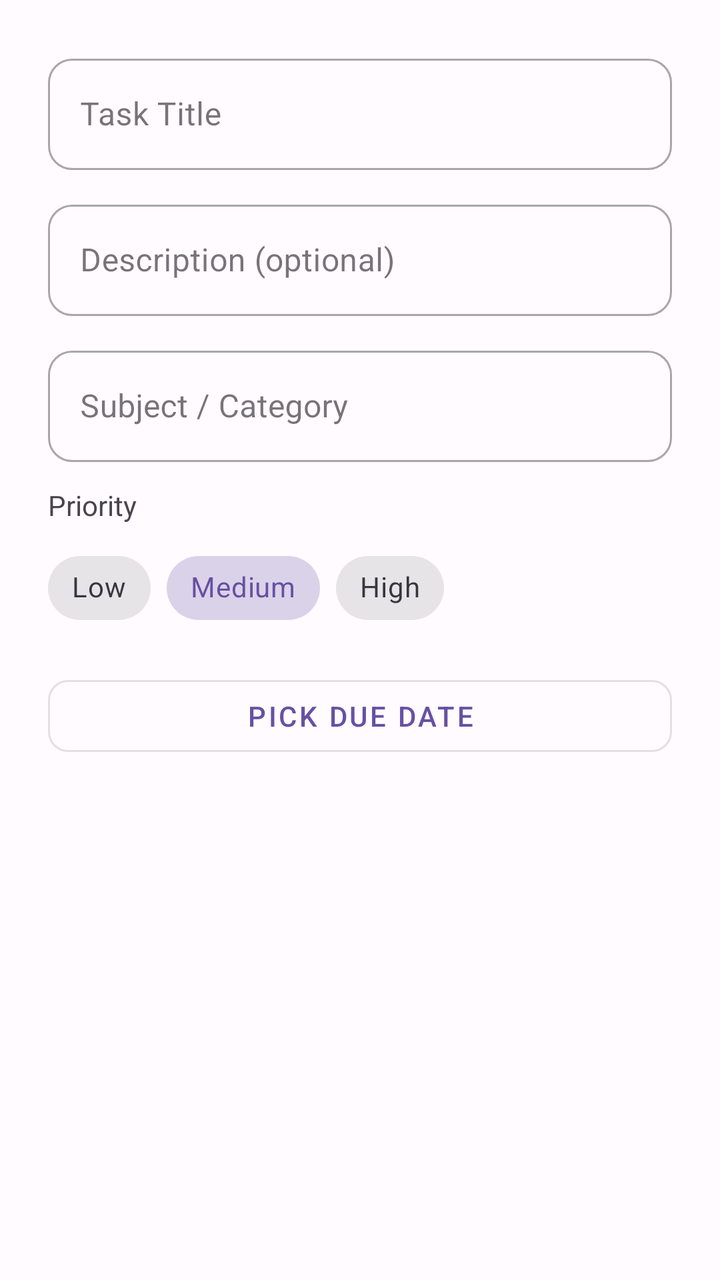
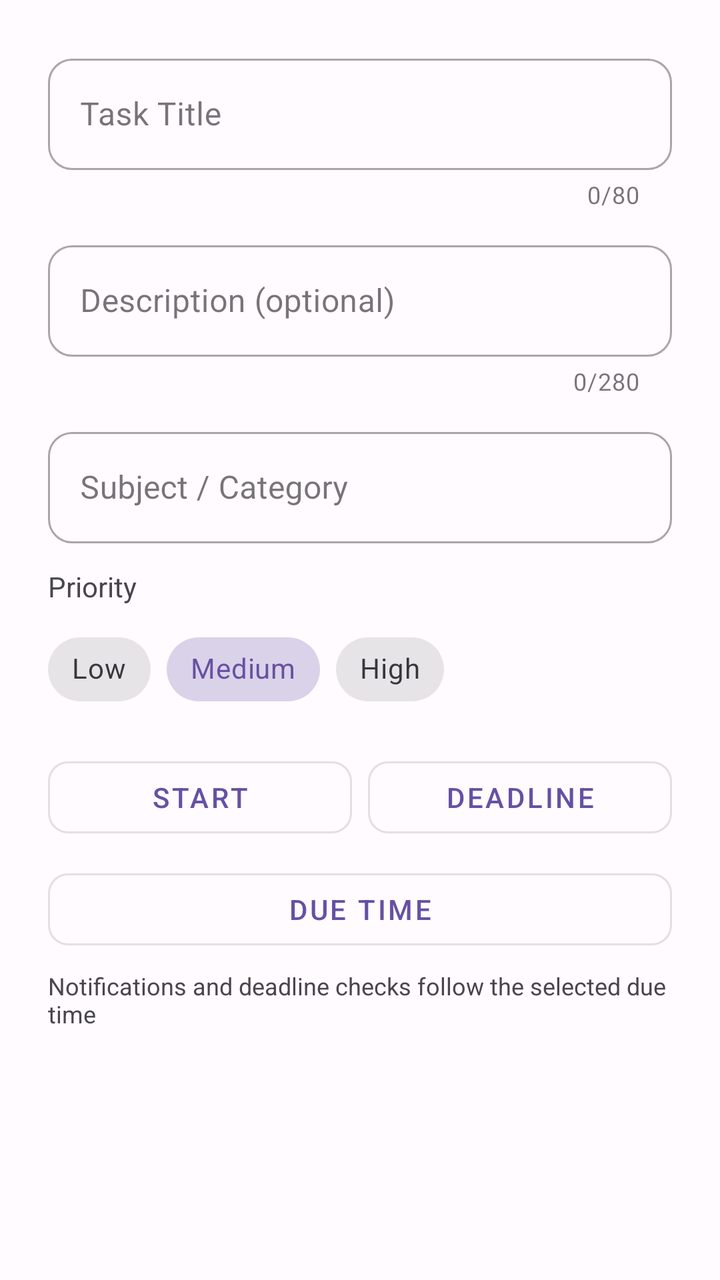

Before-and-after screenshots of an Android layout around one commit, followed by the original layout XML and the change that was made.
<!-- AndroidManifest.xml: application theme Theme.StudySyncproject -->
<!-- res/layout/dialog_create_task.xml -->
<?xml version="1.0" encoding="utf-8"?>
<LinearLayout xmlns:android="http://schemas.android.com/apk/res/android"
    xmlns:app="http://schemas.android.com/apk/res-auto"
    android:layout_width="match_parent"
    android:layout_height="wrap_content"
    android:orientation="vertical"
    android:padding="@dimen/space_2xl">

    <com.google.android.material.textfield.TextInputLayout
        android:id="@+id/til_title"
        style="@style/Widget.StudySync.TextInputLayout"
        android:layout_width="match_parent"
        android:layout_height="wrap_content"
        android:layout_marginBottom="@dimen/space_md"
        android:hint="Task Title">

        <com.google.android.material.textfield.TextInputEditText
            android:id="@+id/et_title"
            android:layout_width="match_parent"
            android:layout_height="wrap_content"
            android:inputType="text"
            android:maxLines="1" />
    </com.google.android.material.textfield.TextInputLayout>

    <com.google.android.material.textfield.TextInputLayout
        android:id="@+id/til_description"
        style="@style/Widget.StudySync.TextInputLayout"
        android:layout_width="match_parent"
        android:layout_height="wrap_content"
        android:layout_marginBottom="@dimen/space_md"
        android:hint="Description (optional)">

        <com.google.android.material.textfield.TextInputEditText
            android:id="@+id/et_description"
            android:layout_width="match_parent"
            android:layout_height="wrap_content"
            android:inputType="textMultiLine"
            android:maxLines="3" />
    </com.google.android.material.textfield.TextInputLayout>

    <com.google.android.material.textfield.TextInputLayout
        android:id="@+id/til_category"
        style="@style/Widget.StudySync.TextInputLayout"
        android:layout_width="match_parent"
        android:layout_height="wrap_content"
        android:layout_marginBottom="@dimen/space_md"
        android:hint="Subject / Category">

        <com.google.android.material.textfield.TextInputEditText
            android:id="@+id/et_category"
            android:layout_width="match_parent"
            android:layout_height="wrap_content"
            android:inputType="text"
            android:maxLines="1" />
    </com.google.android.material.textfield.TextInputLayout>

    <TextView
        android:layout_width="wrap_content"
        android:layout_height="wrap_content"
        android:layout_marginBottom="@dimen/space_sm"
        android:text="Priority"
        android:textColor="@color/text_secondary"
        android:textSize="14sp" />

    <com.google.android.material.chip.ChipGroup
        android:id="@+id/chip_group_priority"
        android:layout_width="wrap_content"
        android:layout_height="wrap_content"
        android:layout_marginBottom="@dimen/space_lg"
        app:singleSelection="true">

        <com.google.android.material.chip.Chip
            android:id="@+id/chip_low"
            style="@style/Widget.MaterialComponents.Chip.Choice"
            android:layout_width="wrap_content"
            android:layout_height="wrap_content"
            android:text="Low" />

        <com.google.android.material.chip.Chip
            android:id="@+id/chip_medium"
            style="@style/Widget.MaterialComponents.Chip.Choice"
            android:layout_width="wrap_content"
            android:layout_height="wrap_content"
            android:checked="true"
            android:text="Medium" />

        <com.google.android.material.chip.Chip
            android:id="@+id/chip_high"
            style="@style/Widget.MaterialComponents.Chip.Choice"
            android:layout_width="wrap_content"
            android:layout_height="wrap_content"
            android:text="High" />
    </com.google.android.material.chip.ChipGroup>

    <com.google.android.material.button.MaterialButton
        android:id="@+id/btn_pick_date"
        style="@style/Widget.StudySync.Button.Outlined"
        android:layout_width="match_parent"
        android:layout_height="48dp"
        android:text="Pick Due Date"
        app:cornerRadius="@dimen/radius_sm" />

</LinearLayout>
<!-- resources referenced by this layout -->
<resources>
  <color name="text_secondary">#49454F</color>
  <dimen name="radius_sm">10dp</dimen>
  <dimen name="space_2xl">24dp</dimen>
  <dimen name="space_lg">16dp</dimen>
  <dimen name="space_md">12dp</dimen>
  <dimen name="space_sm">8dp</dimen>
  <style name="Widget.StudySync.Button.Outlined" parent="Widget.MaterialComponents.Button.OutlinedButton">
          <item name="android:layout_height">@dimen/button_height</item>
          <item name="cornerRadius">@dimen/radius_md</item>
      </style>
  <style name="Widget.StudySync.TextInputLayout" parent="Widget.MaterialComponents.TextInputLayout.OutlinedBox">
          <item name="boxCornerRadiusTopStart">@dimen/radius_md</item>
          <item name="boxCornerRadiusTopEnd">@dimen/radius_md</item>
          <item name="boxCornerRadiusBottomStart">@dimen/radius_md</item>
          <item name="boxCornerRadiusBottomEnd">@dimen/radius_md</item>
          <item name="hintTextColor">@color/text_secondary</item>
      </style>
  <style name="Theme.StudySyncproject" parent="Base.Theme.StudySyncproject" />
  <dimen name="button_height">52dp</dimen>
  <dimen name="radius_md">12dp</dimen>
  <style name="Base.Theme.StudySyncproject" parent="Theme.Material3.DayNight.NoActionBar">
          <item name="colorPrimary">@color/primary</item>
          <item name="colorOnPrimary">@color/on_primary</item>
          <item name="colorSecondary">@color/secondary</item>
          <item name="colorOnSecondary">@color/on_secondary</item>
          <item name="colorSurface">@color/surface</item>
          <item name="android:colorBackground">@color/background</item>
          <item name="colorError">@color/error</item>
          <item name="colorPrimaryDark">@color/primary_dark</item>
      </style>
  <color name="primary">#6750A4</color>
  <color name="on_primary">#FFFFFF</color>
  <color name="secondary">#625B71</color>
  <color name="on_secondary">#FFFFFF</color>
  <color name="surface">#FFFBFE</color>
  <color name="background">#FFFBFE</color>
  <color name="error">#B3261E</color>
  <color name="primary_dark">#4F378B</color>
</resources>

<!-- the commit's change to res/layout/dialog_create_task.xml (unified diff, before → after) -->
@@ -12,13 +12,16 @@
         android:layout_width="match_parent"
         android:layout_height="wrap_content"
         android:layout_marginBottom="@dimen/space_md"
-        android:hint="Task Title">
+        android:hint="Task Title"
+        app:counterEnabled="true"
+        app:counterMaxLength="80">
 
         <com.google.android.material.textfield.TextInputEditText
             android:id="@+id/et_title"
             android:layout_width="match_parent"
             android:layout_height="wrap_content"
             android:inputType="text"
+            android:maxLength="80"
             android:maxLines="1" />
     </com.google.android.material.textfield.TextInputLayout>
 
@@ -28,13 +31,16 @@
         android:layout_width="match_parent"
         android:layout_height="wrap_content"
         android:layout_marginBottom="@dimen/space_md"
-        android:hint="Description (optional)">
+        android:hint="Description (optional)"
+        app:counterEnabled="true"
+        app:counterMaxLength="280">
 
         <com.google.android.material.textfield.TextInputEditText
             android:id="@+id/et_description"
             android:layout_width="match_parent"
             android:layout_height="wrap_content"
             android:inputType="textMultiLine"
+            android:maxLength="280"
             android:maxLines="3" />
     </com.google.android.material.textfield.TextInputLayout>
 
@@ -92,12 +98,47 @@
             android:text="High" />
     </com.google.android.material.chip.ChipGroup>
 
+    <LinearLayout
+        android:layout_width="match_parent"
+        android:layout_height="wrap_content"
+        android:orientation="horizontal">
+
+        <com.google.android.material.button.MaterialButton
+            android:id="@+id/btn_pick_start_date"
+            style="@style/Widget.StudySync.Button.Outlined"
+            android:layout_width="0dp"
+            android:layout_height="48dp"
+            android:layout_weight="1"
+            android:text="Start"
+            app:cornerRadius="@dimen/radius_sm" />
+
+        <com.google.android.material.button.MaterialButton
+            android:id="@+id/btn_pick_deadline"
+            style="@style/Widget.StudySync.Button.Outlined"
+            android:layout_width="0dp"
+            android:layout_height="48dp"
+            android:layout_marginStart="8dp"
+            android:layout_weight="1"
+            android:text="Deadline"
+            app:cornerRadius="@dimen/radius_sm" />
+    </LinearLayout>
+
     <com.google.android.material.button.MaterialButton
-        android:id="@+id/btn_pick_date"
+        android:id="@+id/btn_pick_deadline_time"
         style="@style/Widget.StudySync.Button.Outlined"
         android:layout_width="match_parent"
         android:layout_height="48dp"
-        android:text="Pick Due Date"
+        android:layout_marginTop="8dp"
+        android:text="Due Time"
         app:cornerRadius="@dimen/radius_sm" />
 
+    <TextView
+        android:id="@+id/tv_deadline_details"
+        android:layout_width="match_parent"
+        android:layout_height="wrap_content"
+        android:layout_marginTop="6dp"
+        android:text="Notifications and deadline checks follow the selected due time"
+        android:textColor="@color/text_secondary"
+        android:textSize="12sp" />
+
 </LinearLayout>
